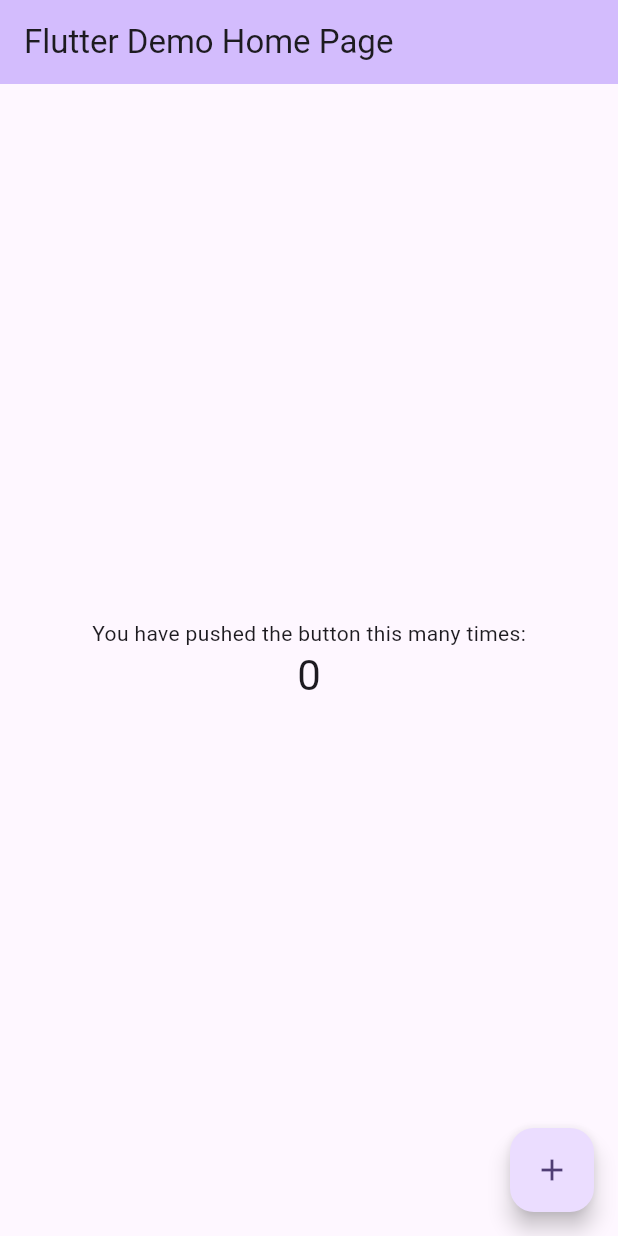
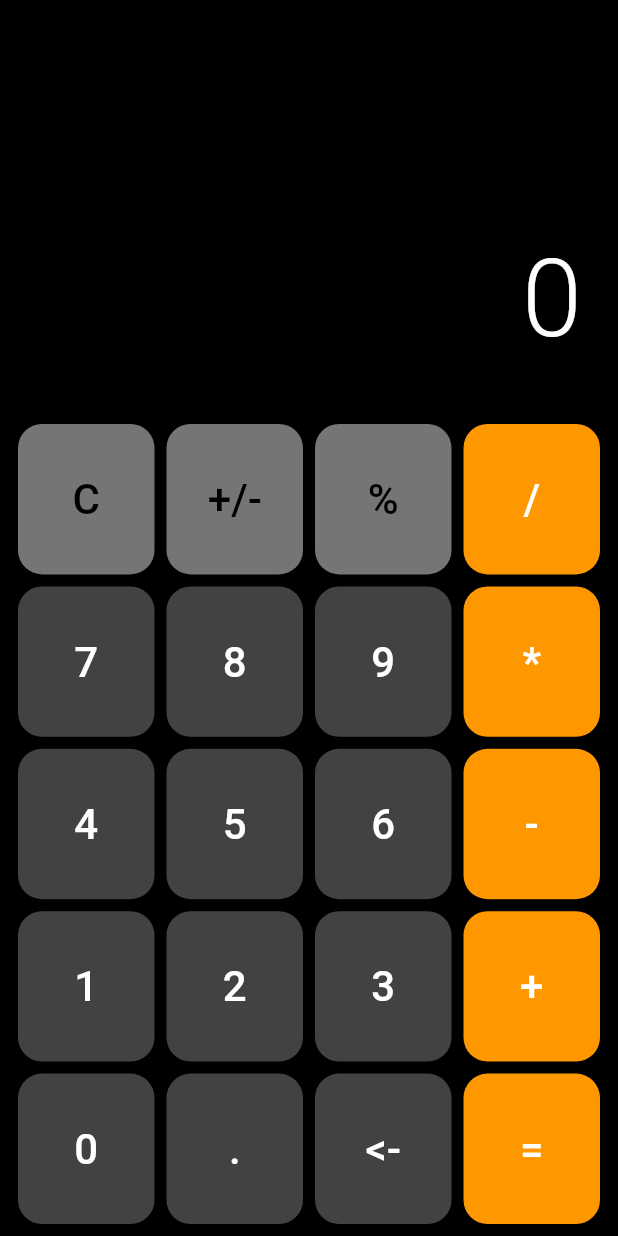
Before and after one commit to kevinG73/flutter_sample_app, a Flutter app: the screen it shows after launch, on a phone screen of 412 x 824 dp. Run offline on Flutter 3.47's test engine with Material 3 defaults, Android fonts, the phone set to English and light mode, and no system bars.

Commit message:
Convert counter app to calculator application
Transform the basic Flutter counter demo into a fully functional calculator with:
- Dark theme UI with Material Design 3
- Basic operations: addition, subtraction, multiplication, division
- Additional features: percentage, plus/minus toggle, backspace, clear
- Responsive button grid layout
- Division by zero error handling
- Decimal number support
- Widget tests for all calculator operations

```diff
--- a/lib/main.dart
+++ b/lib/main.dart
@@ -1,121 +1,306 @@
 import 'package:flutter/material.dart';
 
 void main() {
-  runApp(const MyApp());
+  runApp(const CalculatorApp());
 }
 
-class MyApp extends StatelessWidget {
-  const MyApp({super.key});
+class CalculatorApp extends StatelessWidget {
+  const CalculatorApp({super.key});
 
-  // This widget is the root of your application.
   @override
   Widget build(BuildContext context) {
     return MaterialApp(
-      title: 'Flutter Demo',
+      title: 'Calculatrice',
+      debugShowCheckedModeBanner: false,
       theme: ThemeData(
-        // This is the theme of your application.
-        //
-        // TRY THIS: Try running your application with "flutter run". You'll see
-        // the application has a purple toolbar. Then, without quitting the app,
-        // try changing the seedColor in the colorScheme below to Colors.green
-        // and then invoke "hot reload" (save your changes or press the "hot
-        // reload" button in a Flutter-supported IDE, or press "r" if you used
-        // the command line to start the app).
-        //
-        // Notice that the counter didn't reset back to zero; the application
-        // state is not lost during the reload. To reset the state, use hot
-        // restart instead.
-        //
-        // This works for code too, not just values: Most code changes can be
-        // tested with just a hot reload.
-        colorScheme: .fromSeed(seedColor: Colors.deepPurple),
+        colorScheme: ColorScheme.fromSeed(
+          seedColor: Colors.blue,
+          brightness: Brightness.dark,
+        ),
+        useMaterial3: true,
       ),
-      home: const MyHomePage(title: 'Flutter Demo Home Page'),
+      home: const CalculatorScreen(),
     );
   }
 }
 
-class MyHomePage extends StatefulWidget {
-  const MyHomePage({super.key, required this.title});
-
-  // This widget is the home page of your application. It is stateful, meaning
-  // that it has a State object (defined below) that contains fields that affect
-  // how it looks.
-
-  // This class is the configuration for the state. It holds the values (in this
-  // case the title) provided by the parent (in this case the App widget) and
-  // used by the build method of the State. Fields in a Widget subclass are
-  // always marked "final".
-
-  final String title;
+class CalculatorScreen extends StatefulWidget {
+  const CalculatorScreen({super.key});
 
   @override
-  State<MyHomePage> createState() => _MyHomePageState();
+  State<CalculatorScreen> createState() => _CalculatorScreenState();
 }
 
-class _MyHomePageState extends State<MyHomePage> {
-  int _counter = 0;
+class _CalculatorScreenState extends State<CalculatorScreen> {
+  String _display = '0';
+  String _currentInput = '';
+  double? _firstOperand;
+  String? _operator;
+  bool _shouldResetDisplay = false;
 
-  void _incrementCounter() {
+  void _onDigitPressed(String digit) {
     setState(() {
-      // This call to setState tells the Flutter framework that something has
-      // changed in this State, which causes it to rerun the build method below
-      // so that the display can reflect the updated values. If we changed
-      // _counter without calling setState(), then the build method would not be
-      // called again, and so nothing would appear to happen.
-      _counter++;
+      if (_shouldResetDisplay) {
+        _display = digit;
+        _currentInput = digit;
+        _shouldResetDisplay = false;
+      } else {
+        if (_display == '0' && digit != '.') {
+          _display = digit;
+          _currentInput = digit;
+        } else {
+          if (digit == '.' && _display.contains('.')) {
+            return;
+          }
+          _display += digit;
+          _currentInput += digit;
+        }
+      }
+    });
+  }
+
+  void _onOperatorPressed(String operator) {
+    setState(() {
+      if (_firstOperand == null) {
+        _firstOperand = double.tryParse(_display);
+        _operator = operator;
+        _shouldResetDisplay = true;
+      } else if (!_shouldResetDisplay) {
+        _calculate();
+        _operator = operator;
+        _shouldResetDisplay = true;
+      } else {
+        _operator = operator;
+      }
+    });
+  }
+
+  void _calculate() {
+    if (_firstOperand == null || _operator == null) return;
+
+    final secondOperand = double.tryParse(_currentInput);
+    if (secondOperand == null) return;
+
+    double result;
+    switch (_operator) {
+      case '+':
+        result = _firstOperand! + secondOperand;
+        break;
+      case '-':
+        result = _firstOperand! - secondOperand;
+        break;
+      case '*':
+        result = _firstOperand! * secondOperand;
+        break;
+      case '/':
+        if (secondOperand == 0) {
+          setState(() {
+            _display = 'Erreur';
+            _clear();
+          });
+          return;
+        }
+        result = _firstOperand! / secondOperand;
+        break;
+      default:
+        return;
+    }
+
+    setState(() {
+      if (result == result.toInt()) {
+        _display = result.toInt().toString();
+      } else {
+        _display = result.toStringAsFixed(8).replaceAll(RegExp(r'0+$'), '').replaceAll(RegExp(r'\.$'), '');
+      }
+      _firstOperand = result;
+      _currentInput = _display;
+    });
+  }
+
+  void _onEqualsPressed() {
+    _calculate();
+    setState(() {
+      _operator = null;
+      _shouldResetDisplay = true;
+    });
+  }
+
+  void _clear() {
+    setState(() {
+      _display = '0';
+      _currentInput = '';
+      _firstOperand = null;
+      _operator = null;
+      _shouldResetDisplay = false;
+    });
+  }
+
+  void _onBackspace() {
+    setState(() {
+      if (_display.length > 1) {
+        _display = _display.substring(0, _display.length - 1);
+        _currentInput = _display;
+      } else {
+        _display = '0';
+        _currentInput = '';
+      }
+    });
+  }
+
+  void _onPercentPressed() {
+    setState(() {
+      final value = double.tryParse(_display);
+      if (value != null) {
+        final result = value / 100;
+        if (result == result.toInt()) {
+          _display = result.toInt().toString();
+        } else {
+          _display = result.toString();
+        }
+        _currentInput = _display;
+      }
+    });
+  }
+
+  void _onPlusMinusPressed() {
+    setState(() {
+      if (_display != '0') {
+        if (_display.startsWith('-')) {
+          _display = _display.substring(1);
+        } else {
+          _display = '-$_display';
+        }
+        _currentInput = _display;
+      }
     });
   }
 
   @override
   Widget build(BuildContext context) {
-    // This method is rerun every time setState is called, for instance as done
-    // by the _incrementCounter method above.
-    //
-    // The Flutter framework has been optimized to make rerunning build methods
-    // fast, so that you can just rebuild anything that needs updating rather
-    // than having to individually change instances of widgets.
     return Scaffold(
-      appBar: AppBar(
-        // TRY THIS: Try changing the color here to a specific color (to
-        // Colors.amber, perhaps?) and trigger a hot reload to see the AppBar
-        // change color while the other colors stay the same.
-        backgroundColor: Theme.of(context).colorScheme.inversePrimary,
-        // Here we take the value from the MyHomePage object that was created by
-        // the App.build method, and use it to set our appbar title.
-        title: Text(widget.title),
-      ),
-      body: Center(
-        // Center is a layout widget. It takes a single child and positions it
-        // in the middle of the parent.
+      backgroundColor: Colors.black,
+      body: SafeArea(
         child: Column(
-          // Column is also a layout widget. It takes a list of children and
-          // arranges them vertically. By default, it sizes itself to fit its
-          // children horizontally, and tries to be as tall as its parent.
-          //
-          // Column has various properties to control how it sizes itself and
-          // how it positions its children. Here we use mainAxisAlignment to
-          // center the children vertically; the main axis here is the vertical
-          // axis because Columns are vertical (the cross axis would be
-          // horizontal).
-          //
-          // TRY THIS: Invoke "debug painting" (choose the "Toggle Debug Paint"
-          // action in the IDE, or press "p" in the console), to see the
-          // wireframe for each widget.
-          mainAxisAlignment: .center,
           children: [
-            const Text('You have pushed the button this many times:'),
-            Text(
-              '$_counter',
-              style: Theme.of(context).textTheme.headlineMedium,
+            Expanded(
+              flex: 2,
+              child: Container(
+                padding: const EdgeInsets.all(24),
+                alignment: Alignment.bottomRight,
+                child: FittedBox(
+                  fit: BoxFit.scaleDown,
+                  alignment: Alignment.centerRight,
+                  child: Text(
+                    _display,
+                    style: const TextStyle(
+                      fontSize: 72,
+                      fontWeight: FontWeight.w300,
+                      color: Colors.white,
+                    ),
+                    maxLines: 1,
+                  ),
+                ),
+              ),
+            ),
+            Expanded(
+              flex: 4,
+              child: Padding(
+                padding: const EdgeInsets.all(8.0),
+                child: Column(
+                  children: [
+                    _buildButtonRow(['C', '+/-', '%', '/']),
+                    const SizedBox(height: 8),
+                    _buildButtonRow(['7', '8', '9', '*']),
+                    const SizedBox(height: 8),
+                    _buildButtonRow(['4', '5', '6', '-']),
+                    const SizedBox(height: 8),
+                    _buildButtonRow(['1', '2', '3', '+']),
+                    const SizedBox(height: 8),
+                    _buildButtonRow(['0', '.', '<-', '=']),
+                  ],
+                ),
+              ),
             ),
           ],
         ),
       ),
-      floatingActionButton: FloatingActionButton(
-        onPressed: _incrementCounter,
-        tooltip: 'Increment',
-        child: const Icon(Icons.add),
+    );
+  }
+
+  Widget _buildButtonRow(List<String> buttons) {
+    return Expanded(
+      child: Row(
+        children: buttons.map((button) {
+          return Expanded(
+            child: Padding(
+              padding: const EdgeInsets.symmetric(horizontal: 4),
+              child: _buildButton(button),
+            ),
+          );
+        }).toList(),
+      ),
+    );
+  }
+
+  Widget _buildButton(String text) {
+    Color backgroundColor;
+    Color textColor = Colors.white;
+    VoidCallback onPressed;
+
+    if (text == 'C' || text == '+/-' || text == '%') {
+      backgroundColor = Colors.grey.shade600;
+      textColor = Colors.black;
+    } else if (text == '/' || text == '*' || text == '-' || text == '+' || text == '=') {
+      backgroundColor = Colors.orange;
+    } else {
+      backgroundColor = Colors.grey.shade800;
+    }
+
+    switch (text) {
+      case 'C':
+        onPressed = _clear;
+        break;
+      case '+/-':
+        onPressed = _onPlusMinusPressed;
+        break;
+      case '%':
+        onPressed = _onPercentPressed;
+        break;
+      case '<-':
+        onPressed = _onBackspace;
+        break;
+      case '=':
+        onPressed = _onEqualsPressed;
+        break;
+      case '+':
+      case '-':
+      case '*':
+      case '/':
+        onPressed = () => _onOperatorPressed(text);
+        break;
+      default:
+        onPressed = () => _onDigitPressed(text);
+    }
+
+    return SizedBox.expand(
+      child: ElevatedButton(
+        onPressed: onPressed,
+        style: ElevatedButton.styleFrom(
+          backgroundColor: backgroundColor,
+          foregroundColor: textColor,
+          shape: RoundedRectangleBorder(
+            borderRadius: BorderRadius.circular(16),
+          ),
+          padding: EdgeInsets.zero,
+        ),
+        child: Text(
+          text,
+          style: TextStyle(
+            fontSize: 28,
+            fontWeight: FontWeight.w500,
+            color: textColor,
+          ),
+        ),
       ),
     );
   }
```
Also changed, not shown: 1 other file.
